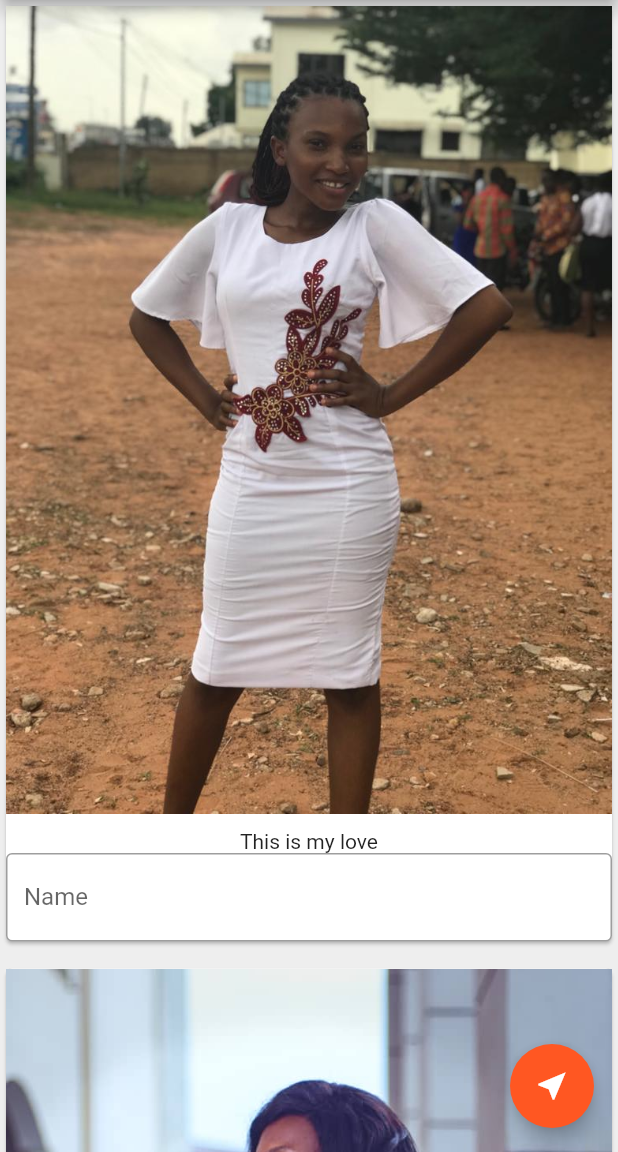
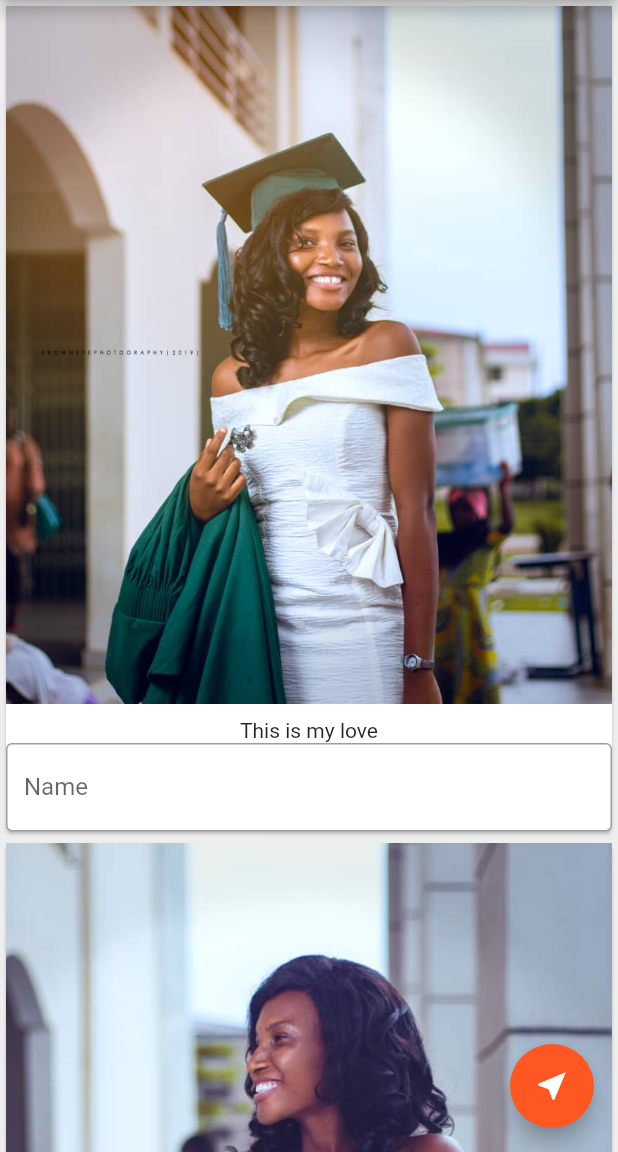
Before and after one commit to Kofi-Astro/list_app, a Flutter app: the screen it shows after launch, on a phone screen of 412 x 824 dp, the part 84-1236 px from its top. Run offline on Flutter 3.47's test engine with Material 2 defaults, Android fonts, the phone set to English and light mode, and no system bars.

Commit message:
Made some changes

```diff
--- a/lib/picDisplay.dart
+++ b/lib/picDisplay.dart
@@ -1,13 +1,31 @@
 import 'package:flutter/material.dart';
 
-class PicDisplay extends StatelessWidget {
+class PicDisplay extends StatefulWidget {
+  @override
+  _PicDisplayState createState() => _PicDisplayState();
+}
+
+class _PicDisplayState extends State<PicDisplay> {
+  final List<String> pics = [
+    'assets/Aseye.jpg',
+    'assets/Grace.jpg',
+    'assets/kay.jpg',
+    'assets/love.jpg'
+  ];
+
+  // final int index = 0;
+
+  // Function buildPicCard(BuildContext context, int index) {
+  //   ;
+  // }
+
   @override
   Widget build(BuildContext context) {
-    return ListView(children: [
-      Card(
+    return ListView.builder(
+      itemBuilder: (BuildContext context, int index) => Card(
         child: Column(
           children: [
-            Image.asset('assets/love.jpg'),
+            Image.asset(pics[index]),
             SizedBox(
               height: 10.0,
             ),
@@ -22,27 +40,7 @@ class PicDisplay extends StatelessWidget {
           ],
         ),
       ),
-      SizedBox(
-        height: 10,
-      ),
-      Card(
-        child: Column(
-          children: [
-            Image.asset('assets/Grace.jpg'),
-            SizedBox(
-              height: 10.0,
-            ),
-            Text('This is my love'),
-            TextField(
-              keyboardType: TextInputType.name,
-              decoration: InputDecoration(
-                  border: OutlineInputBorder(),
-                  labelText: 'Name',
-                  hintText: "Kelvin"),
-            )
-          ],
-        ),
-      ),
-    ]);
+      itemCount: pics.length,
+    );
   }
 }
```
Also changed, not shown: pubspec.lock.
